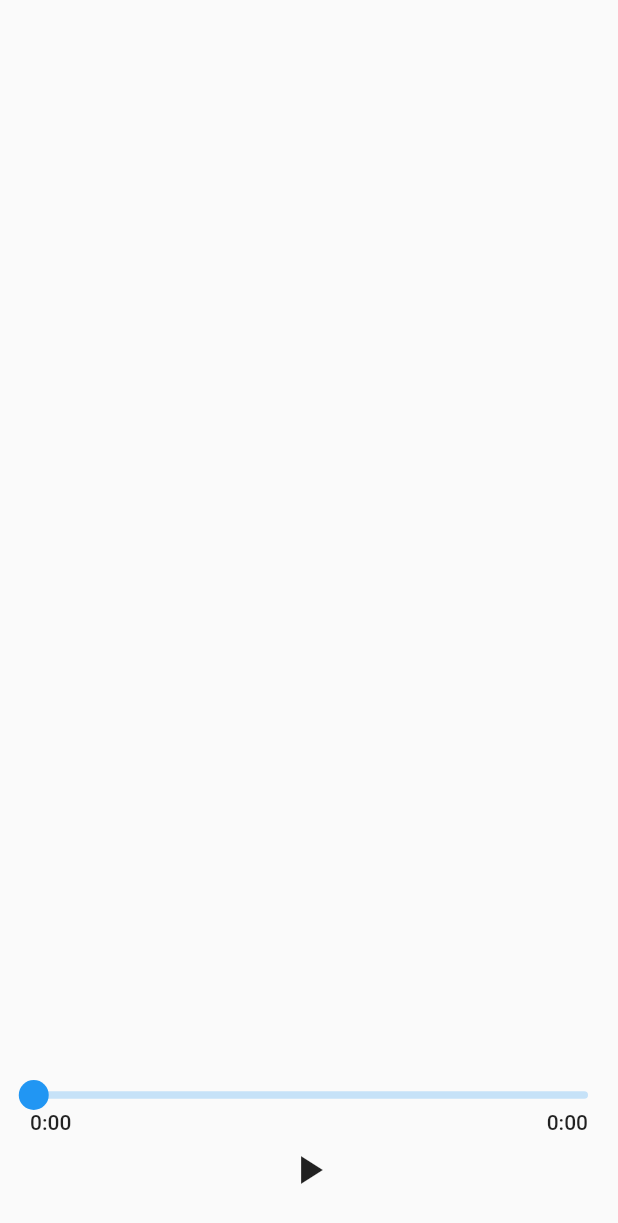
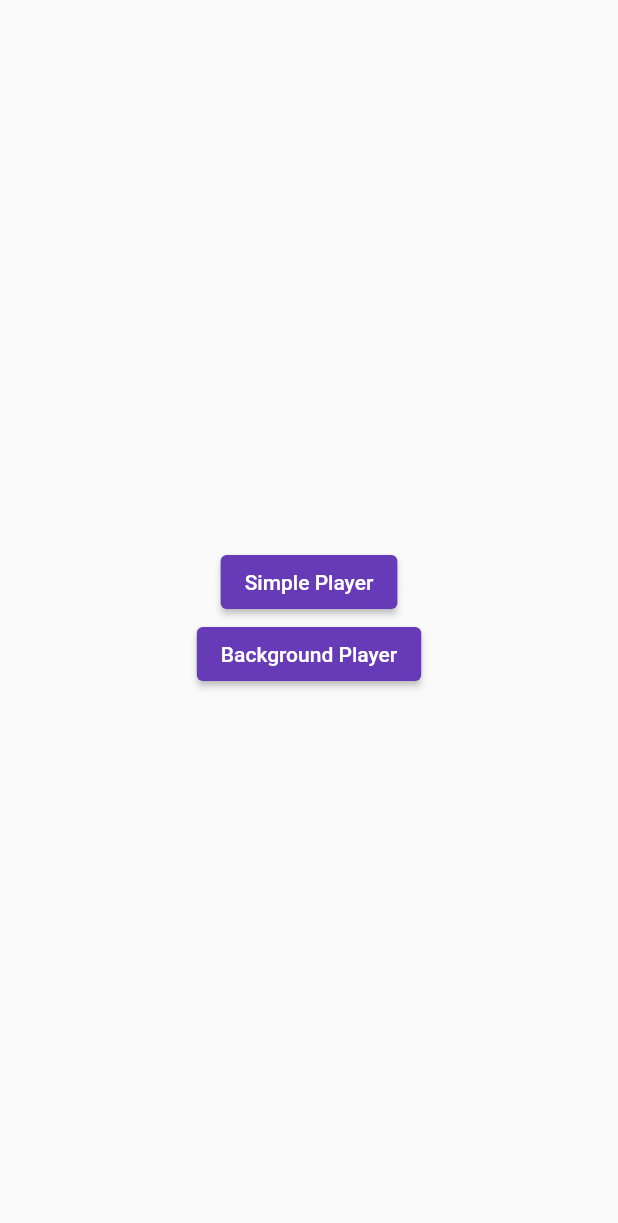
Before and after one commit to irufano/music_app, a Flutter app: the screen it shows after launch, on a phone screen of 412 x 824 dp. Shown: the top 1223 px of the screen. Run offline on Flutter 3.47's test engine with Material 2 defaults, Android fonts, the phone set to English and light mode, and no system bars; drawn by our look-alikes of audio_video_progress_bar; our stand-ins replace just_audio.

Commit message:
separated simple player

```diff
--- a/lib/main.dart
+++ b/lib/main.dart
@@ -1,7 +1,5 @@
-import 'package:audio_video_progress_bar/audio_video_progress_bar.dart';
 import 'package:flutter/material.dart';
-
-import 'page_manager.dart';
+import 'package:music_app/simple_player/simple_player.dart';
 
 void main() {
   runApp(MyApp());
@@ -13,71 +11,51 @@ class MyApp extends StatefulWidget {
 }
 
 class _MyAppState extends State<MyApp> {
-  late final PageManager _pageManager;
-
-  @override
-  void initState() {
-    super.initState();
-    _pageManager = PageManager();
-  }
-
-  @override
-  void dispose() {
-    _pageManager.dispose();
-    super.dispose();
-  }
-
   @override
   Widget build(BuildContext context) {
     return MaterialApp(
       debugShowCheckedModeBanner: false,
-      home: Scaffold(
-        body: Padding(
-          padding: const EdgeInsets.all(20.0),
+      theme: ThemeData(
+        primaryColor: Colors.deepPurple,
+        primarySwatch: Colors.deepPurple,
+      ),
+      home: MyHome(),
+    );
+  }
+}
+
+class MyHome extends StatefulWidget {
+  const MyHome({Key? key}) : super(key: key);
+
+  @override
+  _MyHomeState createState() => _MyHomeState();
+}
+
+class _MyHomeState extends State<MyHome> {
+  @override
+  Widget build(BuildContext context) {
+    return Scaffold(
+      body: Center(
         child: Column(
+          mainAxisAlignment: MainAxisAlignment.center,
           children: [
-              Spacer(),
-              ValueListenableBuilder<ProgressBarState>(
-                valueListenable: _pageManager.progressNotifier,
-                builder: (_, value, __) {
-                  return ProgressBar(
-                    progress: value.current,
-                    buffered: value.buffered,
-                    total: value.total,
-                    onSeek: _pageManager.seek,
-                  );
+            ElevatedButton(
+              child: Text('Simple Player'),
+              onPressed: () {
+                Navigator.of(context).push(
+                    MaterialPageRoute(builder: (context) => SimplePlayer()));
               },
             ),
-              ValueListenableBuilder<ButtonState>(
-                valueListenable: _pageManager.buttonNotifier,
-                builder: (_, value, __) {
-                  switch (value) {
-                    case ButtonState.loading:
-                      return Container(
-                        margin: EdgeInsets.all(8.0),
-                        width: 32.0,
-                        height: 32.0,
-                        child: CircularProgressIndicator(),
-                      );
-                    case ButtonState.paused:
-                      return IconButton(
-                        icon: Icon(Icons.play_arrow),
-                        iconSize: 32.0,
-                        onPressed: _pageManager.play,
-                      );
-                    case ButtonState.playing:
-                      return IconButton(
-                        icon: Icon(Icons.pause),
-                        iconSize: 32.0,
-                        onPressed: _pageManager.pause,
-                      );
-                  }
+            ElevatedButton(
+              child: Text('Background Player'),
+              onPressed: () {
+                Navigator.of(context).push(
+                    MaterialPageRoute(builder: (context) => SimplePlayer()));
               },
             ),
           ],
         ),
       ),
-      ),
     );
   }
 }
```
Also changed, not shown: lib/simple_player/simple_player.dart (added, +87 -0 lines), lib/simple_player/page_manager.dart (renamed from lib/page_manager.dart). Lines whose indentation alone changed are shown as unchanged.
